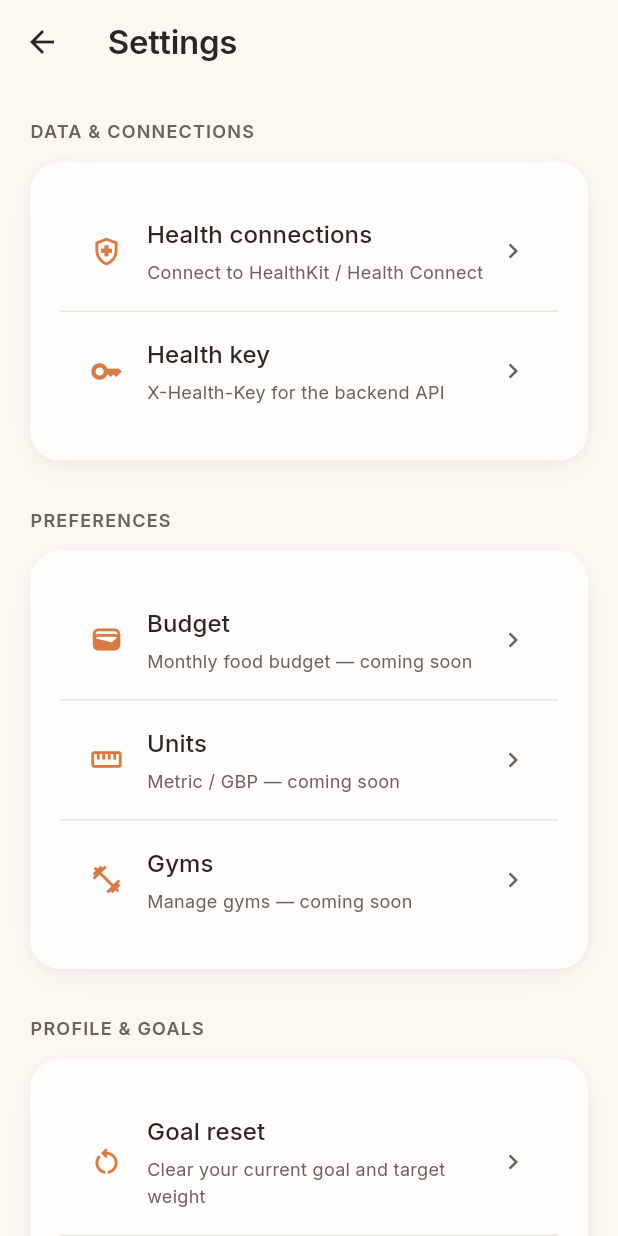
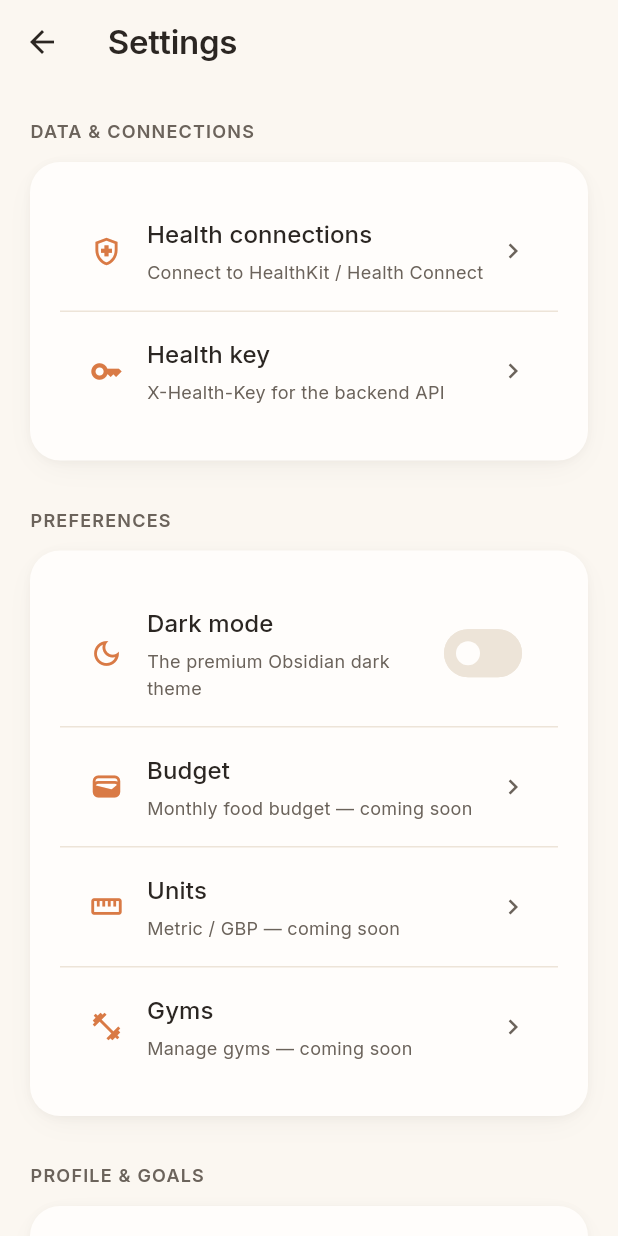
Before and after one commit to yobrody/health-hub, a Flutter app: the SettingsPage screen opened directly, on a phone screen of 412 x 824 dp. Run offline on Flutter 3.47's test engine with Material 3 defaults, Android fonts, the phone set to English and light mode, and no system bars; our stand-ins replace connectivity_plus, dio, flutter_local_notifications, flutter_riverpod, flutter_secure_storage, geolocator and 6 more; missing offline and left inert: health, mobile_scanner, posthog_flutter; accounts and stored records are empty.

Commit message:
feat(theme): light by default + a Dark-mode toggle in Settings (persisted) (#70)
Per Brody: white/light is the default; user can switch to the premium 'Obsidian'
dark theme. New persisted themeModeProvider (SharedPreferences, defaults light),
wired into MaterialApp.themeMode, plus a Settings -> Preferences 'Dark mode'
switch (tap row or toggle). Replaces the earlier force-dark approach (PR #68).

Co-authored-by: Claude Opus 4.8 (1M context) <noreply@anthropic.com>

```diff
--- a/app/lib/app.dart
+++ b/app/lib/app.dart
@@ -8,6 +8,7 @@ import 'auth/auth_service.dart';
 import 'design_system/app_theme.dart';
 import 'nav/root_scaffold.dart';
 import 'onboarding/onboarding_flow.dart';
+import 'settings/theme_mode_controller.dart';
 
 /// Root application widget.
 class HealthHubApp extends ConsumerWidget {
@@ -23,7 +24,9 @@ class HealthHubApp extends ConsumerWidget {
       title: 'Health Hub',
       theme: lightTheme,
       darkTheme: darkTheme,
-      themeMode: ThemeMode.system,
+      // Light by default; the user can switch to the premium "Obsidian" dark
+      // theme in Settings → Appearance (persisted via themeModeProvider).
+      themeMode: ref.watch(themeModeProvider),
       home: const _AuthGate(),
     );
   }
--- a/app/lib/settings/settings_page.dart
+++ b/app/lib/settings/settings_page.dart
@@ -14,6 +14,7 @@ import '../onboarding/onboarding_flow.dart';
 import '../profile/profile_repo.dart';
 import 'goal_reset_controller.dart';
 import 'quiet_hours.dart';
+import 'theme_mode_controller.dart';
 
 /// The Settings hub — a scaffold of 8 sections, wired where cheap and stubbed
 /// (with a "coming soon" subtitle) for later phases.
@@ -331,6 +332,24 @@ class _SettingsPageState extends ConsumerState<SettingsPage> {
               child: Column(
                 children: [
                   _SettingsTile(
+                    tileKey: const Key('settings-dark-mode'),
+                    icon: Icons.dark_mode_outlined,
+                    title: 'Dark mode',
+                    subtitle: 'The premium Obsidian dark theme',
+                    trailing: Switch(
+                      value: ref.watch(themeModeProvider) == ThemeMode.dark,
+                      onChanged: (on) => ref
+                          .read(themeModeProvider.notifier)
+                          .set(on ? ThemeMode.dark : ThemeMode.light),
+                    ),
+                    onTap: () => ref.read(themeModeProvider.notifier).set(
+                          ref.read(themeModeProvider) == ThemeMode.dark
+                              ? ThemeMode.light
+                              : ThemeMode.dark,
+                        ),
+                  ),
+                  _tileDivider(colors),
+                  _SettingsTile(
                     tileKey: const Key('settings-budget'),
                     icon: Icons.wallet_outlined,
                     title: 'Budget',
--- /dev/null
+++ b/app/lib/settings/theme_mode_controller.dart
@@ -0,0 +1,42 @@
+import 'package:flutter/material.dart';
+import 'package:flutter_riverpod/flutter_riverpod.dart';
+import 'package:shared_preferences/shared_preferences.dart';
+
+/// The user's chosen app theme, persisted across launches.
+///
+/// **Default is LIGHT.** The user can switch to the premium dark "Obsidian"
+/// theme in Settings → Appearance; the choice is saved and survives restart.
+/// (Both palettes live in `design_system/`; this only picks which one is shown.)
+class ThemeModeController extends Notifier<ThemeMode> {
+  static const _key = 'theme_mode';
+
+  @override
+  ThemeMode build() {
+    // Load the saved choice asynchronously; until it resolves, default to light.
+    _load();
+    return ThemeMode.light;
+  }
+
+  Future<void> _load() async {
+    final prefs = await SharedPreferences.getInstance();
+    final saved = prefs.getString(_key);
+    if (saved == 'dark') {
+      state = ThemeMode.dark;
+    } else if (saved == 'light') {
+      state = ThemeMode.light;
+    }
+    // No stored value → keep the light default.
+  }
+
+  /// Set + persist the theme. Light and dark are the two offered options.
+  Future<void> set(ThemeMode mode) async {
+    state = mode;
+    final prefs = await SharedPreferences.getInstance();
+    await prefs.setString(_key, mode == ThemeMode.dark ? 'dark' : 'light');
+  }
+
+  bool get isDark => state == ThemeMode.dark;
+}
+
+final themeModeProvider =
+    NotifierProvider<ThemeModeController, ThemeMode>(ThemeModeController.new);
```
